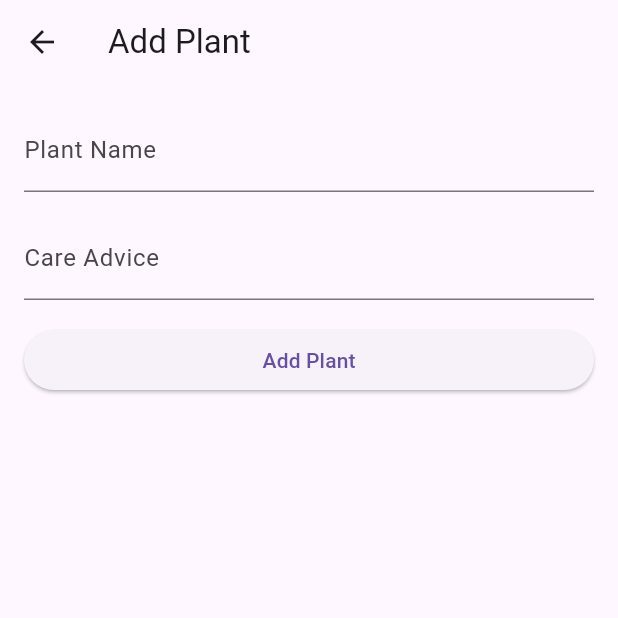
After one commit to EPSI-Leo/MSPR-a_rosa_je, a Flutter app: the AddPlantScreen screen opened directly, after a tap on "Add Plant", on a phone screen of 412 x 824 dp, the top half of it. The commit adds this screen. Run offline on Flutter 3.47's test engine with Material 3 defaults, Android fonts, the phone set to English and light mode, and no system bars; our stand-ins replace camera, flutter_map, flutter_riverpod, flutter_secure_storage, freezed_annotation, gap and 5 more; accounts and stored records are empty; generated files the repository leaves out were written again.

Commit message:
form to add plants

```diff
--- /dev/null
+++ b/lib/modules/advice/add_plant.dart
@@ -0,0 +1,54 @@
+import 'package:arosa_je/modules/advice/plant_data.dart';
+import 'package:flutter/material.dart';
+
+class AddPlantScreen extends StatefulWidget {
+  @override
+  _AddPlantScreenState createState() => _AddPlantScreenState();
+}
+
+class _AddPlantScreenState extends State<AddPlantScreen> {
+  final TextEditingController nameController = TextEditingController();
+  final TextEditingController adviceController = TextEditingController();
+
+  @override
+  Widget build(BuildContext context) {
+    return Scaffold(
+      appBar: AppBar(
+        title: Text('Add Plant'),
+      ),
+      body: Padding(
+        padding: const EdgeInsets.all(16.0),
+        child: Column(
+          crossAxisAlignment: CrossAxisAlignment.stretch,
+          children: [
+            TextField(
+              controller: nameController,
+              decoration: InputDecoration(labelText: 'Plant Name'),
+            ),
+            SizedBox(height: 16.0),
+            TextField(
+              controller: adviceController,
+              decoration: InputDecoration(labelText: 'Care Advice'),
+            ),
+            SizedBox(height: 16.0),
+            ElevatedButton(
+              onPressed: () {
+                if (nameController.text.isNotEmpty &&
+                    adviceController.text.isNotEmpty) {
+                  Plant newPlant = Plant(
+                    name: nameController.text,
+                    careAdvice: adviceController.text,
+                  );
+                  Navigator.pop(context, newPlant);
+                } else {
+                  // Show an error message or handle the case where input is incomplete
+                }
+              },
+              child: Text('Add Plant'),
+            ),
+          ],
+        ),
+      ),
+    );
+  }
+}
```
Also changed, not shown: lib/modules/advice/plant_data.dart (added, +64 -0 lines), lib/modules/advice/view.dart (+23 -18 lines).
